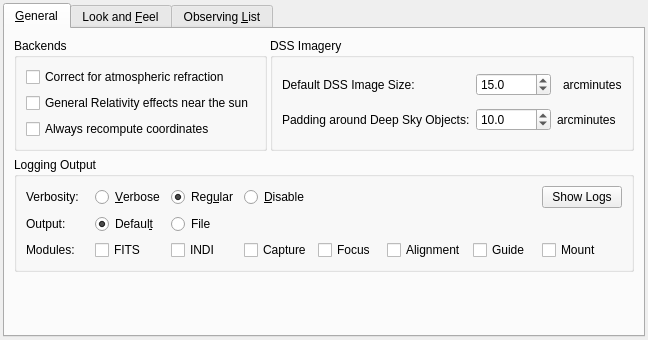
First picture: the form in kstars/options/opsadvanced.ui, repository KDE/kstars, before the edit.
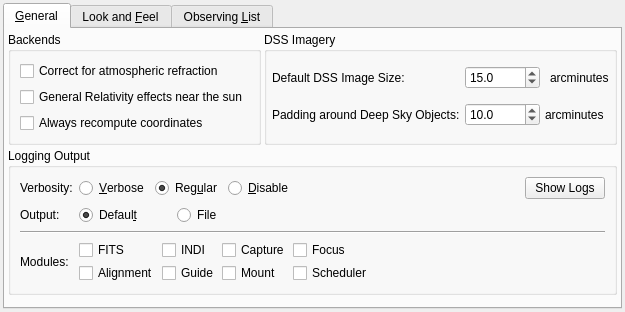
Second picture: the form after the edit. Custom widgets are drawn as their Qt base class.

Commit message: Add switch for scheduler logging

The edit to the form file:
```diff
--- a/kstars/options/opsadvanced.ui
+++ b/kstars/options/opsadvanced.ui
@@ -6,8 +6,8 @@
    <rect>
     <x>0</x>
     <y>0</y>
-    <width>605</width>
-    <height>312</height>
+    <width>593</width>
+    <height>288</height>
    </rect>
   </property>
   <layout class="QVBoxLayout" name="verticalLayout_5">
@@ -36,6 +36,21 @@
        <string>&amp;General</string>
       </attribute>
       <layout class="QVBoxLayout" name="verticalLayout">
+       <property name="spacing">
+        <number>3</number>
+       </property>
+       <property name="leftMargin">
+        <number>3</number>
+       </property>
+       <property name="topMargin">
+        <number>3</number>
+       </property>
+       <property name="rightMargin">
+        <number>3</number>
+       </property>
+       <property name="bottomMargin">
+        <number>3</number>
+       </property>
        <item>
         <layout class="QHBoxLayout" name="horizontalLayout_3">
          <property name="spacing">
@@ -89,6 +104,21 @@
             <string>DSS Imagery</string>
            </property>
            <layout class="QGridLayout" name="gridLayout">
+            <property name="leftMargin">
+             <number>5</number>
+            </property>
+            <property name="topMargin">
+             <number>5</number>
+            </property>
+            <property name="rightMargin">
+             <number>5</number>
+            </property>
+            <property name="bottomMargin">
+             <number>5</number>
+            </property>
+            <property name="spacing">
+             <number>5</number>
+            </property>
             <item row="0" column="0">
              <widget class="QLabel" name="label">
               <property name="text">
@@ -189,28 +219,8 @@
          <property name="title">
           <string>Logging Output</string>
          </property>
-         <layout class="QGridLayout" name="gridLayout_2">
-          <item row="0" column="0">
-           <widget class="QLabel" name="label_4">
-            <property name="text">
-             <string>Verbosity:</string>
-            </property>
-           </widget>
-          </item>
-          <item row="1" column="2">
-           <widget class="QRadioButton" name="kcfg_LogToFile">
-            <property name="toolTip">
-             <string>Log output to log file</string>
-            </property>
-            <property name="text">
-             <string>File</string>
-            </property>
-            <attribute name="buttonGroup">
-             <string notr="true">logbuttonGroup</string>
-            </attribute>
-           </widget>
-          </item>
-          <item row="0" column="2">
+         <layout class="QGridLayout" name="gridLayout_4">
+          <item row="0" column="2" colspan="2">
            <widget class="QRadioButton" name="kcfg_RegularLogging">
             <property name="toolTip">
              <string>Enable regular debug output</string>
@@ -226,40 +236,20 @@
             </attribute>
            </widget>
           </item>
-          <item row="2" column="5">
-           <widget class="QCheckBox" name="kcfg_AlignmentLogging">
-            <property name="toolTip">
-             <string>Log Ekos Alignment module activity</string>
+          <item row="0" column="5">
+           <spacer name="horizontalSpacer">
+            <property name="orientation">
+             <enum>Qt::Horizontal</enum>
             </property>
-            <property name="text">
-             <string>Alignment</string>
+            <property name="sizeHint" stdset="0">
+             <size>
+              <width>216</width>
+              <height>20</height>
+             </size>
             </property>
-            <attribute name="buttonGroup">
-             <string notr="true">modulesGroup</string>
-            </attribute>
-           </widget>
+           </spacer>
           </item>
-          <item row="2" column="2">
-           <widget class="QCheckBox" name="kcfg_INDILogging">
-            <property name="toolTip">
-             <string>Log INDI devices activity</string>
-            </property>
-            <property name="text">
-             <string>INDI</string>
-            </property>
-            <attribute name="buttonGroup">
-             <string notr="true">modulesGroup</string>
-            </attribute>
-           </widget>
-          </item>
-          <item row="1" column="0">
-           <widget class="QLabel" name="label_5">
-            <property name="text">
-             <string>Output:</string>
-            </property>
-           </widget>
-          </item>
-          <item row="0" column="3">
+          <item row="0" column="4">
            <widget class="QRadioButton" name="kcfg_DisableLogging">
             <property name="toolTip">
              <string>Disable all logging output</string>
@@ -275,6 +265,151 @@
             </attribute>
            </widget>
           </item>
+          <item row="0" column="6">
+           <widget class="QPushButton" name="showLogsB">
+            <property name="text">
+             <string>Show Logs</string>
+            </property>
+           </widget>
+          </item>
+          <item row="1" column="0">
+           <widget class="QLabel" name="label_5">
+            <property name="text">
+             <string>Output:</string>
+            </property>
+           </widget>
+          </item>
+          <item row="3" column="1" colspan="6">
+           <layout class="QGridLayout" name="gridLayout_2">
+            <property name="spacing">
+             <number>3</number>
+            </property>
+            <item row="0" column="4">
+             <spacer name="horizontalSpacer_3">
+              <property name="orientation">
+               <enum>Qt::Horizontal</enum>
+              </property>
+              <property name="sizeHint" stdset="0">
+               <size>
+                <width>40</width>
+                <height>20</height>
+               </size>
+              </property>
+             </spacer>
+            </item>
+            <item row="1" column="2">
+             <widget class="QCheckBox" name="kcfg_MountLogging">
+              <property name="toolTip">
+               <string>Log Ekos Mount module activity</string>
+              </property>
+              <property name="text">
+               <string>Mount</string>
+              </property>
+              <attribute name="buttonGroup">
+               <string notr="true">modulesGroup</string>
+              </attribute>
+             </widget>
+            </item>
+            <item row="0" column="3">
+             <widget class="QCheckBox" name="kcfg_FocusLogging">
+              <property name="toolTip">
+               <string>Log Ekos Focus module activity</string>
+              </property>
+              <property name="text">
+               <string>Focus</string>
+              </property>
+              <attribute name="buttonGroup">
+               <string notr="true">modulesGroup</string>
+              </attribute>
+             </widget>
+            </item>
+            <item row="0" column="2">
+             <widget class="QCheckBox" name="kcfg_CaptureLogging">
+              <property name="toolTip">
+               <string>Log Ekos Capture module activity</string>
+              </property>
+              <property name="text">
+               <string>Capture</string>
+              </property>
+              <attribute name="buttonGroup">
+               <string notr="true">modulesGroup</string>
+              </attribute>
+             </widget>
+            </item>
+            <item row="0" column="0">
+             <widget class="QCheckBox" name="kcfg_FITSLogging">
+              <property name="toolTip">
+               <string>Log FITS processing activity</string>
+              </property>
+              <property name="text">
+               <string>FITS</string>
+              </property>
+              <attribute name="buttonGroup">
+               <string notr="true">modulesGroup</string>
+              </attribute>
+             </widget>
+            </item>
+            <item row="1" column="0">
+             <widget class="QCheckBox" name="kcfg_AlignmentLogging">
+              <property name="toolTip">
+               <string>Log Ekos Alignment module activity</string>
+              </property>
+              <property name="text">
+               <string>Alignment</string>
+              </property>
+              <attribute name="buttonGroup">
+               <string notr="true">modulesGroup</string>
+              </attribute>
+             </widget>
+            </item>
+            <item row="0" column="1">
+             <widget class="QCheckBox" name="kcfg_INDILogging">
+              <property name="toolTip">
+               <string>Log INDI devices activity</string>
+              </property>
+              <property name="text">
+               <string>INDI</string>
+              </property>
+              <attribute name="buttonGroup">
+               <string notr="true">modulesGroup</string>
+              </attribute>
+             </widget>
+            </item>
+            <item row="1" column="3">
+             <widget class="QCheckBox" name="kcfg_SchedulerLogging">
+              <property name="toolTip">
+               <string>Log Ekos Scheduler module activity</string>
+              </property>
+              <property name="text">
+               <string>Scheduler</string>
+              </property>
+              <attribute name="buttonGroup">
+               <string notr="true">modulesGroup</string>
+              </attribute>
+             </widget>
+            </item>
+            <item row="1" column="1">
+             <widget class="QCheckBox" name="kcfg_GuideLogging">
+              <property name="toolTip">
+               <string>Log Ekos Guide module activity</string>
+              </property>
+              <property name="text">
+               <string>Guide</string>
+              </property>
+              <attribute name="buttonGroup">
+               <string notr="true">modulesGroup</string>
+              </attribute>
+             </widget>
+            </item>
+           </layout>
+          </item>
+          <item row="0" column="0">
+           <widget class="QLabel" name="label_4">
+            <property name="text">
+             <string>Verbosity:</string>
+            </property>
+           </widget>
+          </item>
           <item row="0" column="1">
            <widget class="QRadioButton" name="kcfg_VerboseLogging">
             <property name="toolTip">
@@ -288,53 +423,7 @@
             </attribute>
            </widget>
           </item>
-          <item row="2" column="4">
-           <widget class="QCheckBox" name="kcfg_FocusLogging">
-            <property name="toolTip">
-             <string>Log Ekos Focus module activity</string>
-            </property>
-            <property name="text">
-             <string>Focus</string>
-            </property>
-            <attribute name="buttonGroup">
-             <string notr="true">modulesGroup</string>
-            </attribute>
-           </widget>
-          </item>
-          <item row="2" column="6">
-           <widget class="QCheckBox" name="kcfg_GuideLogging">
-            <property name="toolTip">
-             <string>Log Ekos Guide module activity</string>
-            </property>
-            <property name="text">
-             <string>Guide</string>
-            </property>
-            <attribute name="buttonGroup">
-             <string notr="true">modulesGroup</string>
-            </attribute>
-           </widget>
-          </item>
-          <item row="2" column="0">
-           <widget class="QLabel" name="label_6">
-            <property name="text">
-             <string>Modules:</string>
-            </property>
-           </widget>
-          </item>
-          <item row="2" column="1">
-           <widget class="QCheckBox" name="kcfg_FITSLogging">
-            <property name="toolTip">
-             <string>Log FITS processing activity</string>
-            </property>
-            <property name="text">
-             <string>FITS</string>
-            </property>
-            <attribute name="buttonGroup">
-             <string notr="true">modulesGroup</string>
-            </attribute>
-           </widget>
-          </item>
-          <item row="1" column="1">
+          <item row="1" column="1" colspan="2">
            <widget class="QRadioButton" name="kcfg_LogToDefault">
             <property name="toolTip">
              <string>Log debug messages to default output device used by the platform (e.g. Standard Error)</string>
@@ -350,36 +439,43 @@
             </attribute>
            </widget>
           </item>
-          <item row="2" column="7">
-           <widget class="QCheckBox" name="kcfg_MountLogging">
+          <item row="1" column="3">
+           <widget class="QRadioButton" name="kcfg_LogToFile">
             <property name="toolTip">
-             <string>Log Ekos Mount module activity</string>
+             <string>Log output to log file</string>
             </property>
             <property name="text">
-             <string>Mount</string>
+             <string>File</string>
             </property>
             <attribute name="buttonGroup">
-             <string notr="true">modulesGroup</string>
+             <string notr="true">logbuttonGroup</string>
             </attribute>
            </widget>
           </item>
-          <item row="2" column="3">
-           <widget class="QCheckBox" name="kcfg_CaptureLogging">
-            <property name="toolTip">
-             <string>Log Ekos Capture module activity</string>
+          <item row="1" column="5">
+           <spacer name="horizontalSpacer_2">
+            <property name="orientation">
+             <enum>Qt::Horizontal</enum>
             </property>
+            <property name="sizeHint" stdset="0">
+             <size>
+              <width>216</width>
+              <height>20</height>
+             </size>
+            </property>
+           </spacer>
+          </item>
+          <item row="3" column="0">
+           <widget class="QLabel" name="label_6">
             <property name="text">
-             <string>Capture</string>
+             <string>Modules:</string>
             </property>
-            <attribute name="buttonGroup">
-             <string notr="true">modulesGroup</string>
-            </attribute>
            </widget>
           </item>
-          <item row="0" column="7">
-           <widget class="QPushButton" name="showLogsB">
-            <property name="text">
-             <string>Show Logs</string>
+          <item row="2" column="0" colspan="7">
+           <widget class="Line" name="line">
+            <property name="orientation">
+             <enum>Qt::Horizontal</enum>
             </property>
            </widget>
           </item>
@@ -406,8 +502,26 @@
        <string>Look and &amp;Feel</string>
       </attribute>
       <layout class="QVBoxLayout" name="verticalLayout_3">
+       <property name="spacing">
+        <number>3</number>
+       </property>
+       <property name="leftMargin">
+        <number>3</number>
+       </property>
+       <property name="topMargin">
+        <number>3</number>
+       </property>
+       <property name="rightMargin">
+        <number>3</number>
+       </property>
+       <property name="bottomMargin">
+        <number>3</number>
+       </property>
        <item>
         <layout class="QGridLayout" name="gridLayout_3">
+         <property name="spacing">
+          <number>5</number>
+         </property>
          <item row="0" column="0">
           <widget class="QCheckBox" name="kcfg_UseAnimatedSlewing">
            <property name="toolTip">
@@ -459,6 +573,9 @@
          </item>
          <item row="2" column="2">
           <layout class="QHBoxLayout" name="horizontalLayout_2">
+           <property name="spacing">
+            <number>5</number>
+           </property>
            <item>
             <widget class="TimeStepBox" name="SlewTimeScale"/>
            </item>
@@ -499,24 +616,24 @@
          </property>
          <layout class="QVBoxLayout">
           <property name="spacing">
-           <number>6</number>
+           <number>5</number>
           </property>
           <property name="leftMargin">
-           <number>8</number>
+           <number>5</number>
           </property>
           <property name="topMargin">
-           <number>8</number>
+           <number>5</number>
           </property>
           <property name="rightMargin">
-           <number>8</number>
+           <number>5</number>
           </property>
           <property name="bottomMargin">
-           <number>8</number>
+           <number>5</number>
           </property>
           <item>
            <layout class="QHBoxLayout">
             <property name="spacing">
-             <number>6</number>
+             <number>5</number>
             </property>
             <property name="leftMargin">
              <number>0</number>
@@ -599,7 +716,7 @@
              <number>0</number>
             </property>
             <property name="spacing">
-             <number>6</number>
+             <number>5</number>
             </property>
             <item row="4" column="0" rowspan="2">
              <widget class="QCheckBox" name="kcfg_HideIC">
@@ -744,6 +861,21 @@
        <string>Observing &amp;List</string>
       </attribute>
       <layout class="QVBoxLayout" name="verticalLayout_2">
+       <property name="spacing">
+        <number>3</number>
+       </property>
+       <property name="leftMargin">
+        <number>3</number>
+       </property>
+       <property name="topMargin">
+        <number>3</number>
+       </property>
+       <property name="rightMargin">
+        <number>3</number>
+       </property>
+       <property name="bottomMargin">
+        <number>3</number>
+       </property>
        <item>
         <widget class="QGroupBox" name="ObsListOptions">
          <property name="sizePolicy">
@@ -757,19 +889,19 @@
          </property>
          <layout class="QHBoxLayout">
           <property name="spacing">
-           <number>6</number>
+           <number>5</number>
           </property>
           <property name="leftMargin">
-           <number>8</number>
+           <number>5</number>
           </property>
           <property name="topMargin">
-           <number>8</number>
+           <number>5</number>
           </property>
           <property name="rightMargin">
-           <number>8</number>
+           <number>5</number>
           </property>
           <property name="bottomMargin">
-           <number>8</number>
+           <number>5</number>
           </property>
           <item>
            <widget class="QRadioButton" name="kcfg_ObsListSymbol">
@@ -800,23 +932,23 @@
           </sizepolicy>
          </property>
          <property name="title">
-          <string>Preferred Imagery (Always downloads DSS. SDSS support has been removed temporarily in this version)</string>
+          <string>Preferred Imagery</string>
          </property>
          <layout class="QHBoxLayout" name="_3">
           <property name="spacing">
-           <number>6</number>
+           <number>5</number>
           </property>
           <property name="leftMargin">
-           <number>8</number>
+           <number>5</number>
           </property>
           <property name="topMargin">
-           <number>8</number>
+           <number>5</number>
           </property>
           <property name="rightMargin">
-           <number>8</number>
+           <number>5</number>
           </property>
           <property name="bottomMargin">
-           <number>8</number>
+           <number>5</number>
           </property>
           <item>
            <widget class="QRadioButton" name="kcfg_ObsListPreferDSS">
@@ -850,6 +982,21 @@
           <string>Miscellaneous</string>
          </property>
          <layout class="QVBoxLayout" name="verticalLayout_6">
+          <property name="spacing">
+           <number>5</number>
+          </property>
+          <property name="leftMargin">
+           <number>5</number>
+          </property>
+          <property name="topMargin">
+           <number>5</number>
+          </property>
+          <property name="rightMargin">
+           <number>5</number>
+          </property>
+          <property name="bottomMargin">
+           <number>5</number>
+          </property>
           <item>
            <widget class="QCheckBox" name="kcfg_ObsListDemoteHole">
             <property name="text">
@@ -859,6 +1006,9 @@
           </item>
           <item>
            <layout class="QHBoxLayout" name="horizontalLayout">
+            <property name="spacing">
+             <number>5</number>
+            </property>
             <item>
              <spacer name="holeSizeSpacer">
               <property name="orientation">
```
Left out of the diff: 2 changed lines with no effect on the pictures. The commit also changes 2 other files.
